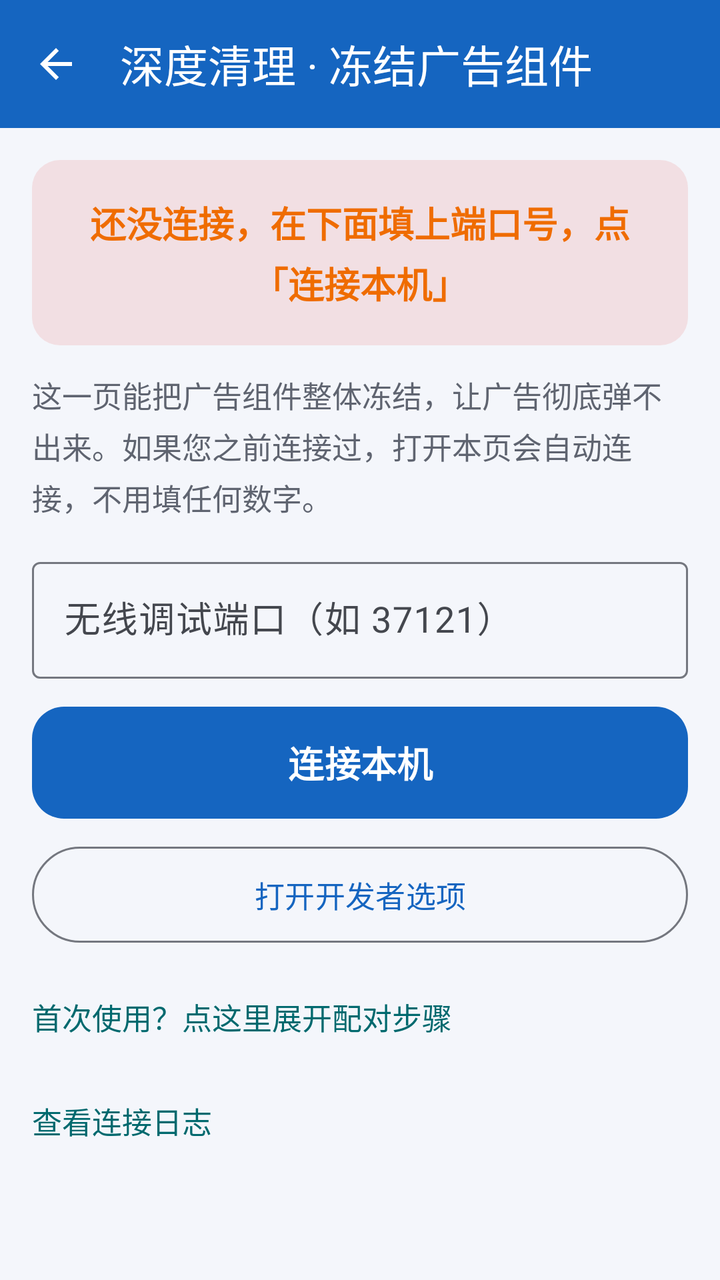
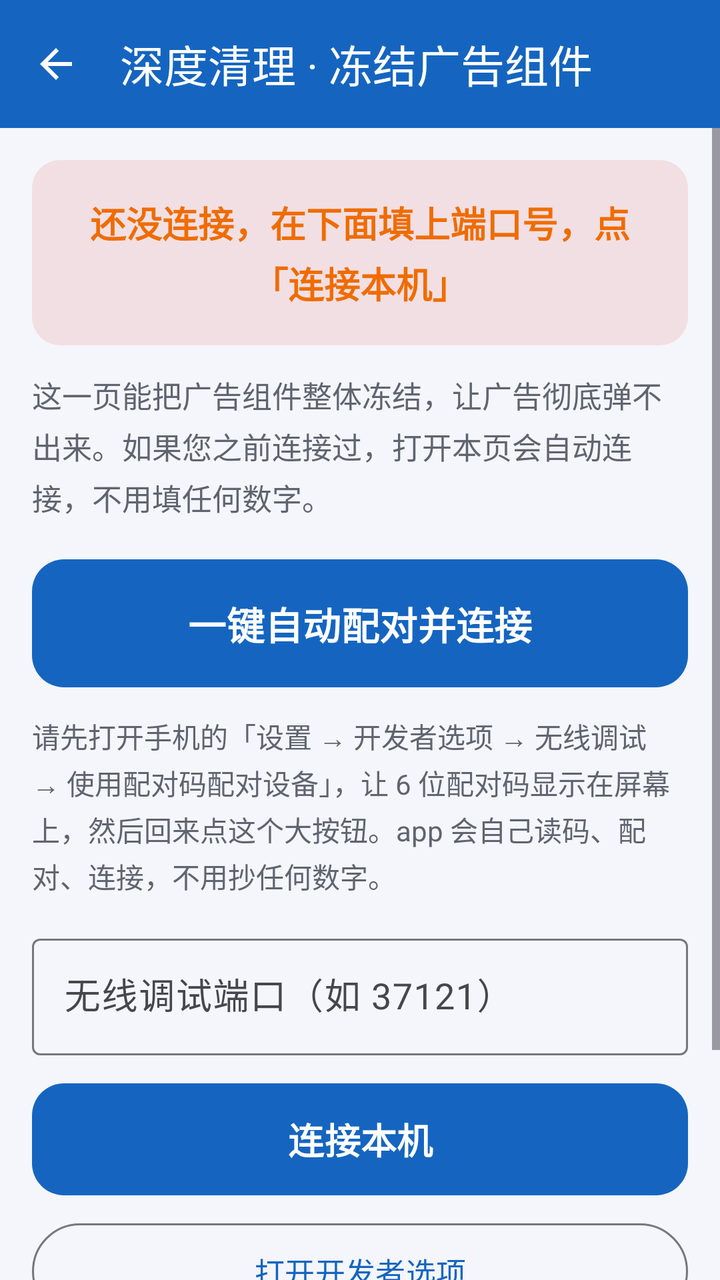

Screens rendered from an Android XML layout before and after an edit, with the pre-edit source and the edit as a unified diff.
<!-- AndroidManifest.xml: application theme Theme.AdCleaner -->
<!-- res/layout/activity_wireless_debug.xml -->
<?xml version="1.0" encoding="utf-8"?>
<LinearLayout xmlns:android="http://schemas.android.com/apk/res/android"
    xmlns:app="http://schemas.android.com/apk/res-auto"
    android:layout_width="match_parent"
    android:layout_height="match_parent"
    android:orientation="vertical"
    android:background="@color/bg_light">

    <com.google.android.material.appbar.MaterialToolbar
        android:id="@+id/toolbar"
        style="@style/Widget.AdCleaner.Toolbar"
        android:layout_width="match_parent"
        android:layout_height="?attr/actionBarSize"
        app:title="@string/wd_title_elder"
        app:navigationIcon="@drawable/ic_back" />

    <ScrollView
        android:layout_width="match_parent"
        android:layout_height="match_parent"
        android:fillViewport="true">

        <LinearLayout
            android:layout_width="match_parent"
            android:layout_height="wrap_content"
            android:orientation="vertical"
            android:padding="16dp">

            
            <TextView
                android:id="@+id/tvStatus"
                android:layout_width="match_parent"
                android:layout_height="wrap_content"
                android:padding="18dp"
                android:gravity="center"
                android:text="@string/wd_status_idle_elder"
                android:textColor="@color/warn_orange"
                android:textSize="18sp"
                android:textStyle="bold"
                android:background="@drawable/bg_status_danger"
                android:lineSpacingExtra="4dp" />

            
            <TextView
                android:layout_width="match_parent"
                android:layout_height="wrap_content"
                android:layout_marginTop="14dp"
                android:text="@string/wd_intro_elder"
                android:textColor="@color/text_secondary"
                android:textSize="15sp"
                android:lineSpacingExtra="4dp" />

            
            <LinearLayout
                android:id="@+id/containerActions"
                android:layout_width="match_parent"
                android:layout_height="wrap_content"
                android:orientation="vertical"
                android:visibility="gone">

                <com.google.android.material.button.MaterialButton
                    android:id="@+id/btnEnableAccessibility"
                    style="@style/Widget.AdCleaner.Button.Secondary"
                    android:layout_width="match_parent"
                    android:layout_height="64dp"
                    android:layout_marginTop="16dp"
                    android:textSize="17sp"
                    android:text="@string/wd_btn_enable_acc"
                    app:icon="@drawable/ic_accessibility"
                    app:iconSize="22dp" />

                <com.google.android.material.button.MaterialButton
                    android:id="@+id/btnSuspendAll"
                    style="@style/Widget.AdCleaner.Button.Primary"
                    android:layout_width="match_parent"
                    android:layout_height="72dp"
                    android:layout_marginTop="12dp"
                    android:textSize="20sp"
                    android:text="@string/wd_btn_suspend_all"
                    app:iconGravity="textStart" />

                <com.google.android.material.button.MaterialButton
                    android:id="@+id/btnUnsuspendAll"
                    style="@style/Widget.Material3.Button.OutlinedButton"
                    android:layout_width="match_parent"
                    android:layout_height="60dp"
                    android:layout_marginTop="10dp"
                    android:textSize="17sp"
                    android:text="@string/wd_btn_unsuspend_all" />

                <TextView
                    android:id="@+id/btnTogglePkgList"
                    android:layout_width="wrap_content"
                    android:layout_height="wrap_content"
                    android:layout_marginTop="14dp"
                    android:paddingTop="8dp"
                    android:paddingBottom="8dp"
                    android:text="@string/wd_toggle_pkg_list"
                    android:textColor="@color/m3_secondary"
                    android:textSize="15sp" />

                
                <LinearLayout
                    android:id="@+id/containerPackages"
                    android:layout_width="match_parent"
                    android:layout_height="wrap_content"
                    android:orientation="vertical"
                    android:layout_marginTop="6dp"
                    android:visibility="gone" />
            </LinearLayout>

            
            <LinearLayout
                android:id="@+id/containerConnect"
                android:layout_width="match_parent"
                android:layout_height="wrap_content"
                android:orientation="vertical">

                <com.google.android.material.textfield.TextInputLayout
                    style="@style/Widget.Material3.TextInputLayout.OutlinedBox"
                    android:layout_width="match_parent"
                    android:layout_height="wrap_content"
                    android:layout_marginTop="16dp"
                    android:hint="@string/wd_port_hint">

                    <com.google.android.material.textfield.TextInputEditText
                        android:id="@+id/etPort"
                        android:layout_width="match_parent"
                        android:layout_height="wrap_content"
                        android:textSize="18sp"
                        android:inputType="number"
                        android:imeOptions="actionDone"
                        android:maxLength="5" />
                </com.google.android.material.textfield.TextInputLayout>

                <com.google.android.material.button.MaterialButton
                    android:id="@+id/btnConnect"
                    style="@style/Widget.AdCleaner.Button.Primary"
                    android:layout_width="match_parent"
                    android:layout_height="64dp"
                    android:layout_marginTop="10dp"
                    android:textSize="18sp"
                    android:text="@string/wd_btn_connect" />

                <com.google.android.material.button.MaterialButton
                    android:id="@+id/btnOpenSettings"
                    style="@style/Widget.Material3.Button.OutlinedButton"
                    android:layout_width="match_parent"
                    android:layout_height="56dp"
                    android:layout_marginTop="6dp"
                    android:textSize="15sp"
                    android:text="@string/wd_btn_open_settings" />

                
                <TextView
                    android:id="@+id/btnTogglePair"
                    android:layout_width="wrap_content"
                    android:layout_height="wrap_content"
                    android:layout_marginTop="14dp"
                    android:paddingTop="8dp"
                    android:paddingBottom="8dp"
                    android:text="@string/wd_toggle_pair"
                    android:textColor="@color/m3_secondary"
                    android:textSize="15sp" />

                <LinearLayout
                    android:id="@+id/containerPair"
                    android:layout_width="match_parent"
                    android:layout_height="wrap_content"
                    android:orientation="vertical"
                    android:visibility="gone">

                    <com.google.android.material.textfield.TextInputLayout
                        style="@style/Widget.Material3.TextInputLayout.OutlinedBox"
                        android:layout_width="match_parent"
                        android:layout_height="wrap_content"
                        android:hint="@string/wd_pair_code_hint">

                        <com.google.android.material.textfield.TextInputEditText
                            android:id="@+id/etPairCode"
                            android:layout_width="match_parent"
                            android:layout_height="wrap_content"
                            android:textSize="18sp"
                            android:inputType="number"
                            android:imeOptions="actionDone"
                            android:maxLength="6" />
                    </com.google.android.material.textfield.TextInputLayout>

                    <com.google.android.material.textfield.TextInputLayout
                        style="@style/Widget.Material3.TextInputLayout.OutlinedBox"
                        android:layout_width="match_parent"
                        android:layout_height="wrap_content"
                        android:layout_marginTop="10dp"
                        android:hint="@string/wd_pair_port_hint">

                        <com.google.android.material.textfield.TextInputEditText
                            android:id="@+id/etPairPort"
                            android:layout_width="match_parent"
                            android:layout_height="wrap_content"
                            android:textSize="18sp"
                            android:inputType="number"
                            android:imeOptions="actionDone"
                            android:maxLength="5" />
                    </com.google.android.material.textfield.TextInputLayout>

                    <com.google.android.material.button.MaterialButton
                        android:id="@+id/btnPair"
                        style="@style/Widget.AdCleaner.Button.Primary"
                        android:layout_width="match_parent"
                        android:layout_height="56dp"
                        android:layout_marginTop="10dp"
                        android:textSize="16sp"
                        android:text="@string/wd_btn_pair" />
                </LinearLayout>
            </LinearLayout>

            
            <TextView
                android:id="@+id/btnToggleLog"
                android:layout_width="wrap_content"
                android:layout_height="wrap_content"
                android:layout_marginTop="14dp"
                android:paddingTop="8dp"
                android:paddingBottom="8dp"
                android:text="@string/wd_toggle_log"
                android:textColor="@color/m3_secondary"
                android:textSize="15sp" />

            <androidx.core.widget.NestedScrollView
                android:id="@+id/svLog"
                android:layout_width="match_parent"
                android:layout_height="220dp"
                android:layout_marginTop="4dp"
                android:visibility="gone"
                android:background="@color/m3_surfaceVariant"
                android:fillViewport="true">

                <TextView
                    android:id="@+id/tvLog"
                    android:layout_width="match_parent"
                    android:layout_height="wrap_content"
                    android:padding="8dp"
                    android:textSize="13sp"
                    android:textColor="@color/text_primary" />
            </androidx.core.widget.NestedScrollView>

        </LinearLayout>
    </ScrollView>
</LinearLayout>
<!-- resources referenced by this layout -->
<resources>
  <color name="bg_light">#F4F6FB</color>
  <color name="m3_secondary">#00696E</color>
  <color name="m3_surfaceVariant">#E0E2EC</color>
  <color name="text_primary">#1A1A2E</color>
  <color name="text_secondary">#5F6470</color>
  <color name="warn_orange">#EF6C00</color>
  <!-- drawable bg_status_danger (drawable) -->
  <?xml version="1.0" encoding="utf-8"?>
  <shape xmlns:android="http://schemas.android.com/apk/res/android"
      android:shape="rectangle">
      <solid android:color="@color/danger_bg" />
      <corners android:radius="14dp" />
  </shape>
  <string name="wd_btn_connect">连接本机</string>
  <string name="wd_btn_enable_acc">帮我把无障碍权限也打开</string>
  <string name="wd_btn_open_settings">打开开发者选项</string>
  <string name="wd_btn_pair">先配对</string>
  <string name="wd_btn_suspend_all">一键冻结全部广告组件</string>
  <string name="wd_btn_unsuspend_all">全部还原（恢复广告组件）</string>
  <string name="wd_intro_elder">这一页能把广告组件整体冻结，让广告彻底弹不出来。如果您之前连接过，打开本页会自动连接，不用填任何数字。</string>
  <string name="wd_pair_code_hint">配对码（6 位数字，如 123456）</string>
  <string name="wd_pair_port_hint">配对端口（5 位数字，如 45678）</string>
  <string name="wd_port_hint">无线调试端口（如 37121）</string>
  <string name="wd_status_idle_elder">还没连接，在下面填上端口号，点「连接本机」</string>
  <string name="wd_title_elder">深度清理 · 冻结广告组件</string>
  <string name="wd_toggle_log">查看连接日志</string>
  <string name="wd_toggle_pair">首次使用？点这里展开配对步骤</string>
  <string name="wd_toggle_pkg_list">查看每个广告组件（高级）</string>
  <style name="Widget.AdCleaner.Button.Secondary" parent="Widget.Material3.Button.TonalButton">
          <item name="cornerRadius">14dp</item>
          <item name="iconGravity">textStart</item>
          <item name="iconPadding">8dp</item>
      </style>
  <style name="Widget.AdCleaner.Toolbar" parent="Widget.Material3.Toolbar">
          <item name="android:background">@color/m3_primary</item>
          <item name="titleTextColor">@color/m3_onPrimary</item>
          <item name="navigationIconTint">@color/m3_onPrimary</item>
      </style>
  <color name="danger_bg">#1FE53935</color>
  <color name="white">#FFFFFFFF</color>
  <color name="m3_primary">#1565C0</color>
  <color name="m3_onPrimary">#FFFFFF</color>
  <color name="m3_primaryContainer">#D8E2FF</color>
  <color name="m3_onPrimaryContainer">#001B3F</color>
  <color name="m3_onSecondary">#FFFFFF</color>
  <color name="m3_secondaryContainer">#9CF1F5</color>
  <color name="m3_onSecondaryContainer">#002022</color>
  <color name="m3_tertiary">#7A5900</color>
  <color name="m3_onTertiary">#FFFFFF</color>
  <color name="m3_error">#BA1A1A</color>
  <color name="m3_onError">#FFFFFF</color>
  <color name="m3_errorContainer">#FFDAD6</color>
  <color name="m3_onErrorContainer">#410002</color>
  <color name="m3_surface">#F8F9FF</color>
  <color name="m3_onSurface">#191C20</color>
  <color name="m3_onSurfaceVariant">#44474E</color>
  <color name="m3_outline">#74777F</color>
  <color name="m3_outlineVariant">#C4C6D0</color>
  <color name="brand_blue_light">#42A5F5</color>
  <color name="bg_page">#F4F6FB</color>
  <style name="Widget.AdCleaner.CardView" parent="Widget.Material3.CardView.Filled">
          <item name="cardCornerRadius">20dp</item>
          <item name="cardBackgroundColor">@color/bg_card</item>
          <item name="cardElevation">0dp</item>
          <item name="strokeColor">@color/divider</item>
          <item name="strokeWidth">1dp</item>
      </style>
  <color name="bg_card">#FFFFFF</color>
  <color name="divider">#E4E7EE</color>
  <!-- unchanged entries left out for length: 4 -->
</resources>

<!-- the commit's change to res/layout/activity_wireless_debug.xml (unified diff, before → after) -->
@@ -114,6 +114,24 @@
                 android:layout_width="match_parent"
                 android:layout_height="wrap_content"
                 android:orientation="vertical">
+
+                <com.google.android.material.button.MaterialButton
+                    android:id="@+id/btnAutoPair"
+                    style="@style/Widget.AdCleaner.Button.Primary"
+                    android:layout_width="match_parent"
+                    android:layout_height="72dp"
+                    android:layout_marginTop="16dp"
+                    android:textSize="19sp"
+                    android:text="@string/wd_btn_auto_pair" />
+
+                <TextView
+                    android:layout_width="match_parent"
+                    android:layout_height="wrap_content"
+                    android:layout_marginTop="10dp"
+                    android:text="@string/wd_auto_pair_hint"
+                    android:textColor="@color/text_secondary"
+                    android:textSize="14sp"
+                    android:lineSpacingExtra="3dp" />
 
                 <com.google.android.material.textfield.TextInputLayout
                     style="@style/Widget.Material3.TextInputLayout.OutlinedBox"
<!-- resource entries referenced after the edit -->
@@ -13,6 +13,8 @@
       <solid android:color="@color/danger_bg" />
       <corners android:radius="14dp" />
   </shape>
+  <string name="wd_auto_pair_hint">请先打开手机的「设置 → 开发者选项 → 无线调试 → 使用配对码配对设备」，让 6 位配对码显示在屏幕上，然后回来点这个大按钮。app 会自己读码、配对、连接，不用抄任何数字。</string>
+  <string name="wd_btn_auto_pair">一键自动配对并连接</string>
   <string name="wd_btn_connect">连接本机</string>
   <string name="wd_btn_enable_acc">帮我把无障碍权限也打开</string>
   <string name="wd_btn_open_settings">打开开发者选项</string>
